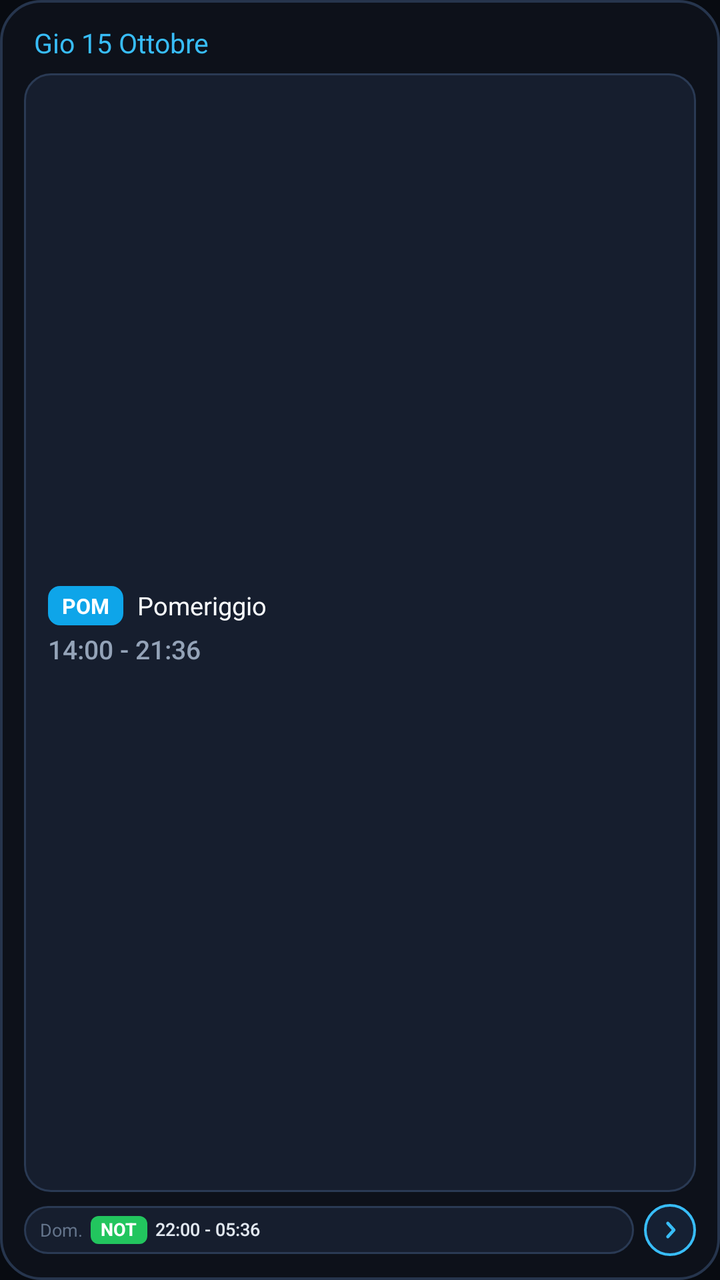
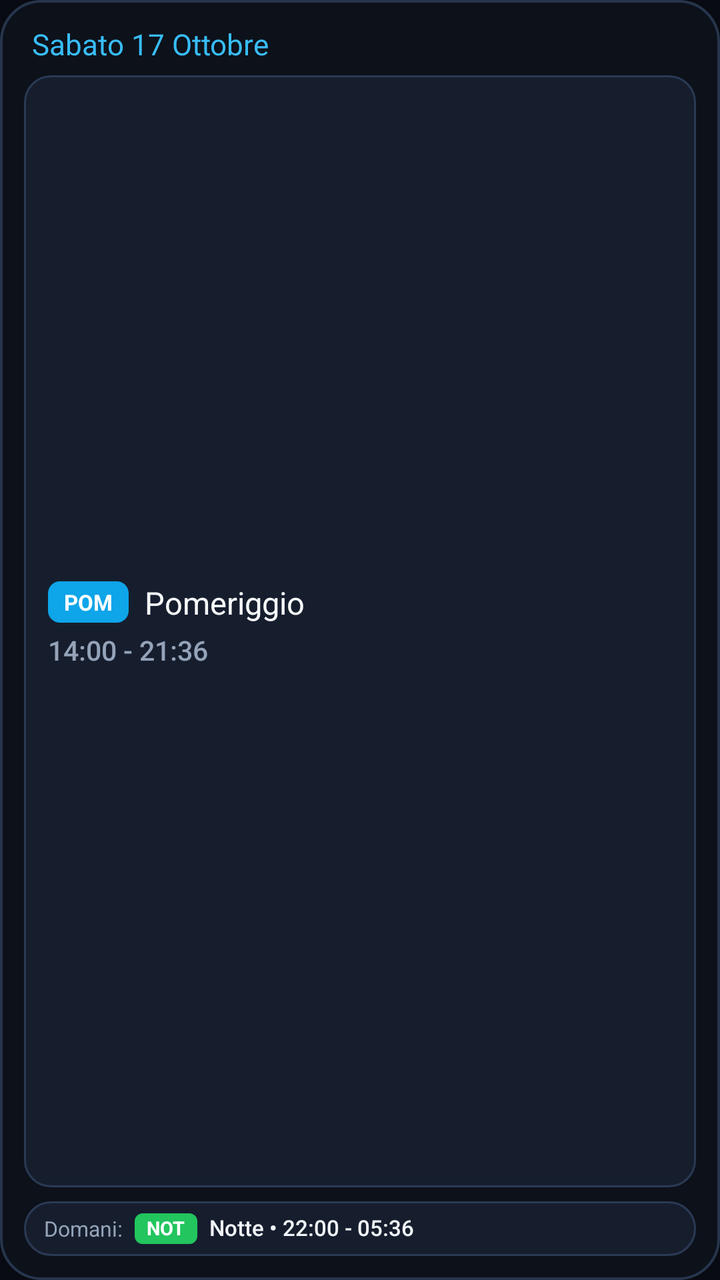

Before-and-after screenshots of an Android layout around one commit, followed by the original layout XML and the change that was made.
<!-- AndroidManifest.xml: application theme Theme.CalendarioTurni -->
<!-- res/layout/widget_today_tomorrow.xml -->
<?xml version="1.0" encoding="utf-8"?>
<LinearLayout xmlns:android="http://schemas.android.com/apk/res/android"
    android:id="@+id/widget_tt_root"
    android:layout_width="match_parent"
    android:layout_height="match_parent"
    android:background="@drawable/bg_widget_container"
    android:orientation="vertical"
    android:padding="12dp">

    
    <LinearLayout
        android:layout_width="match_parent"
        android:layout_height="wrap_content"
        android:gravity="center_vertical"
        android:orientation="horizontal"
        android:paddingStart="5dp"
        android:paddingEnd="5dp"
        android:paddingBottom="6dp">

        <TextView
            android:id="@+id/widget_tt_header_date"
            android:layout_width="match_parent"
            android:layout_height="wrap_content"
            android:ellipsize="end"
            android:fontFamily="sans-serif-bold"
            android:maxLines="1"
            android:text="Gio 15 Ottobre"
            android:textColor="#38BDF8"
            android:textSize="13.5sp" />
    </LinearLayout>

    
    <LinearLayout
        android:id="@+id/widget_tt_today_card"
        android:layout_width="match_parent"
        android:layout_height="0dp"
        android:layout_weight="1"
        android:background="@drawable/bg_widget_card"
        android:gravity="center_vertical"
        android:orientation="vertical"
        android:paddingStart="12dp"
        android:paddingTop="8dp"
        android:paddingEnd="12dp"
        android:paddingBottom="8dp">

        <LinearLayout
            android:layout_width="match_parent"
            android:layout_height="wrap_content"
            android:gravity="center_vertical"
            android:orientation="horizontal">

            <TextView
                android:id="@+id/widget_tt_code_pill"
                android:layout_width="wrap_content"
                android:layout_height="wrap_content"
                android:background="@drawable/bg_widget_badge"
                android:paddingStart="7dp"
                android:paddingTop="2.5dp"
                android:paddingEnd="7dp"
                android:paddingBottom="2.5dp"
                android:text="POM"
                android:textColor="#FFFFFF"
                android:textSize="10.5sp"
                android:textStyle="bold" />

            <TextView
                android:id="@+id/widget_tt_shift_name"
                android:layout_width="0dp"
                android:layout_height="wrap_content"
                android:layout_marginStart="7dp"
                android:layout_weight="1"
                android:ellipsize="end"
                android:fontFamily="sans-serif-bold"
                android:singleLine="true"
                android:maxLines="1"
                android:text="Pomeriggio"
                android:textColor="#F8FAFC"
                android:textSize="12.5sp" />
        </LinearLayout>

        <TextView
            android:id="@+id/widget_tt_shift_hours"
            android:layout_width="wrap_content"
            android:layout_height="wrap_content"
            android:layout_marginTop="3dp"
            android:fontFamily="sans-serif-medium"
            android:text="14:00 - 21:36"
            android:textColor="#94A3B8"
            android:textSize="13sp" />

        
        <LinearLayout
            android:id="@+id/widget_tt_extra_row"
            android:layout_width="match_parent"
            android:layout_height="wrap_content"
            android:layout_marginTop="6dp"
            android:gravity="center_vertical"
            android:orientation="horizontal">

            <TextView
                android:id="@+id/widget_tt_overtime_badge"
                android:layout_width="wrap_content"
                android:layout_height="wrap_content"
                android:layout_marginEnd="6dp"
                android:background="@drawable/bg_badge_amber"
                android:paddingStart="6dp"
                android:paddingTop="2dp"
                android:paddingEnd="6dp"
                android:paddingBottom="2dp"
                android:text="+2h Straordinario"
                android:textColor="#FFFFFF"
                android:textSize="10sp"
                android:textStyle="bold"
                android:visibility="gone" />

            <TextView
                android:id="@+id/widget_tt_oncall_badge"
                android:layout_width="wrap_content"
                android:layout_height="wrap_content"
                android:layout_marginEnd="6dp"
                android:background="@drawable/bg_badge_purple"
                android:paddingStart="6dp"
                android:paddingTop="2dp"
                android:paddingEnd="6dp"
                android:paddingBottom="2dp"
                android:text="🔔 Reperibile"
                android:textColor="#FFFFFF"
                android:textSize="10sp"
                android:textStyle="bold"
                android:visibility="gone" />

            <TextView
                android:id="@+id/widget_tt_trasferta_badge"
                android:layout_width="wrap_content"
                android:layout_height="wrap_content"
                android:background="@drawable/bg_badge_cyan"
                android:paddingStart="6dp"
                android:paddingTop="2dp"
                android:paddingEnd="6dp"
                android:paddingBottom="2dp"
                android:text="✈ Trasferta"
                android:textColor="#FFFFFF"
                android:textSize="10sp"
                android:textStyle="bold"
                android:visibility="gone" />
        </LinearLayout>

        
        <TextView
            android:id="@+id/widget_tt_notes"
            android:layout_width="match_parent"
            android:layout_height="wrap_content"
            android:layout_marginTop="5dp"
            android:ellipsize="end"
            android:fontFamily="sans-serif-medium"
            android:maxLines="2"
            android:textColor="#CBD5E1"
            android:textSize="10.5sp"
            android:visibility="gone" />
    </LinearLayout>

    
    <LinearLayout
        android:id="@+id/widget_tt_bottom_row"
        android:layout_width="match_parent"
        android:layout_height="wrap_content"
        android:layout_marginTop="6dp"
        android:gravity="center_vertical"
        android:orientation="horizontal">

        <LinearLayout
            android:id="@+id/widget_tt_tomorrow_card"
            android:layout_width="0dp"
            android:layout_height="wrap_content"
            android:layout_weight="1"
            android:background="@drawable/bg_widget_card"
            android:gravity="center_vertical"
            android:orientation="horizontal"
            android:paddingStart="8dp"
            android:paddingTop="5dp"
            android:paddingEnd="8dp"
            android:paddingBottom="5dp">

            <TextView
                android:id="@+id/widget_tt_tomorrow_label"
                android:layout_width="wrap_content"
                android:layout_height="wrap_content"
                android:fontFamily="sans-serif-bold"
                android:text="Dom."
                android:textColor="#64748B"
                android:textSize="9sp" />

            <TextView
                android:id="@+id/widget_tt_tomorrow_badge"
                android:layout_width="wrap_content"
                android:layout_height="wrap_content"
                android:layout_marginStart="4dp"
                android:background="@drawable/bg_badge_green"
                android:paddingStart="5dp"
                android:paddingTop="1.5dp"
                android:paddingEnd="5dp"
                android:paddingBottom="1.5dp"
                android:singleLine="true"
                android:maxLines="1"
                android:includeFontPadding="false"
                android:text="NOT"
                android:textColor="#FFFFFF"
                android:textSize="9sp"
                android:textStyle="bold" />

            <TextView
                android:id="@+id/widget_tt_tomorrow_shift"
                android:layout_width="0dp"
                android:layout_height="wrap_content"
                android:layout_marginStart="4dp"
                android:layout_weight="1"
                android:ellipsize="end"
                android:fontFamily="sans-serif-medium"
                android:includeFontPadding="false"
                android:singleLine="true"
                android:maxLines="1"
                android:text="22:00 - 05:36"
                android:textColor="#E2E8F0"
                android:textSize="9sp" />
        </LinearLayout>

        
        <ImageView
            android:id="@+id/btn_tt_prev"
            android:layout_width="26dp"
            android:layout_height="26dp"
            android:layout_marginStart="5dp"
            android:background="@drawable/bg_widget_nav_btn"
            android:padding="5.5dp"
            android:scaleType="centerInside"
            android:src="@drawable/ic_widget_chevron_left"
            android:visibility="gone" />

        <ImageView
            android:id="@+id/btn_tt_next"
            android:layout_width="26dp"
            android:layout_height="26dp"
            android:layout_marginStart="5dp"
            android:background="@drawable/bg_widget_nav_btn"
            android:padding="5.5dp"
            android:scaleType="centerInside"
            android:src="@drawable/ic_widget_chevron_right" />
    </LinearLayout>

</LinearLayout>
<!-- resources referenced by this layout -->
<resources>
  <!-- drawable bg_badge_amber (drawable) -->
  ﻿<?xml version="1.0" encoding="utf-8"?>
  <shape xmlns:android="http://schemas.android.com/apk/res/android"
      android:shape="rectangle">
      <solid android:color="#F59E0B" />
      <corners android:radius="4dp" />
  </shape>
  <!-- drawable bg_badge_cyan (drawable) -->
  ﻿<?xml version="1.0" encoding="utf-8"?>
  <shape xmlns:android="http://schemas.android.com/apk/res/android"
      android:shape="rectangle">
      <solid android:color="#06B6D4" />
      <corners android:radius="4dp" />
  </shape>
  <!-- drawable bg_badge_green (drawable) -->
  ﻿<?xml version="1.0" encoding="utf-8"?>
  <shape xmlns:android="http://schemas.android.com/apk/res/android"
      android:shape="rectangle">
      <solid android:color="#22C55E" />
      <corners android:radius="4dp" />
  </shape>
  <!-- drawable bg_badge_purple (drawable) -->
  <?xml version="1.0" encoding="utf-8"?>
  <shape xmlns:android="http://schemas.android.com/apk/res/android"
      android:shape="rectangle">
      <solid android:color="#8B5CF6" />
      <corners android:radius="4dp" />
  </shape>
  <!-- drawable bg_widget_badge (drawable) -->
  <?xml version="1.0" encoding="utf-8"?>
  <shape xmlns:android="http://schemas.android.com/apk/res/android"
      android:shape="rectangle">
      <solid android:color="#0EA5E9" />
      <corners android:radius="6dp" />
  </shape>
  <!-- drawable bg_widget_card (drawable) -->
  <?xml version="1.0" encoding="utf-8"?>
  <shape xmlns:android="http://schemas.android.com/apk/res/android"
      android:shape="rectangle">
      <solid android:color="#161E2E" />
      <corners android:radius="13dp" />
      <stroke
          android:width="1dp"
          android:color="#2A3A54" />
  </shape>
  <!-- drawable bg_widget_container (drawable) -->
  <?xml version="1.0" encoding="utf-8"?>
  <shape xmlns:android="http://schemas.android.com/apk/res/android"
      android:shape="rectangle">
      <solid android:color="#0D111A" />
      <corners android:radius="20dp" />
      <stroke
          android:width="1.2dp"
          android:color="#26354D" />
  </shape>
  <!-- drawable bg_widget_nav_btn (drawable) -->
  <?xml version="1.0" encoding="utf-8"?>
  <shape xmlns:android="http://schemas.android.com/apk/res/android"
      android:shape="oval">
      <solid android:color="#152033" />
      <stroke
          android:width="1.2dp"
          android:color="#38BDF8" />
  </shape>
  <!-- drawable ic_widget_chevron_left (drawable) -->
  <?xml version="1.0" encoding="utf-8"?>
  <vector xmlns:android="http://schemas.android.com/apk/res/android"
      android:width="24dp"
      android:height="24dp"
      android:viewportWidth="24"
      android:viewportHeight="24">
      <path
          android:fillColor="#00000000"
          android:strokeColor="#38BDF8"
          android:strokeWidth="2.6"
          android:strokeLineCap="round"
          android:strokeLineJoin="round"
          android:pathData="M 13.8, 6.5 L 8.8, 12.0 L 13.8, 17.5" />
  </vector>
  <!-- drawable ic_widget_chevron_right (drawable) -->
  <?xml version="1.0" encoding="utf-8"?>
  <vector xmlns:android="http://schemas.android.com/apk/res/android"
      android:width="24dp"
      android:height="24dp"
      android:viewportWidth="24"
      android:viewportHeight="24">
      <path
          android:fillColor="#00000000"
          android:strokeColor="#38BDF8"
          android:strokeWidth="2.6"
          android:strokeLineCap="round"
          android:strokeLineJoin="round"
          android:pathData="M 10.2, 6.5 L 15.2, 12.0 L 10.2, 17.5" />
  </vector>
  <style name="Theme.CalendarioTurni" parent="android:Theme.Material.NoActionBar">
          <item name="android:statusBarColor">#080B11</item>
          <item name="android:navigationBarColor">#080B11</item>
          <item name="android:windowBackground">#080B11</item>
      </style>
</resources>

<!-- the commit's change to res/layout/widget_today_tomorrow.xml (unified diff, before → after) -->
@@ -13,20 +13,19 @@
         android:layout_height="wrap_content"
         android:gravity="center_vertical"
         android:orientation="horizontal"
-        android:paddingStart="5dp"
-        android:paddingEnd="5dp"
+        android:paddingStart="4dp"
+        android:paddingEnd="4dp"
         android:paddingBottom="6dp">
 
         <TextView
             android:id="@+id/widget_tt_header_date"
             android:layout_width="match_parent"
             android:layout_height="wrap_content"
-            android:ellipsize="end"
             android:fontFamily="sans-serif-bold"
-            android:maxLines="1"
-            android:text="Gio 15 Ottobre"
+            android:singleLine="true"
+            android:text="Sabato 17 Ottobre"
             android:textColor="#38BDF8"
-            android:textSize="13.5sp" />
+            android:textSize="14.5sp" />
     </LinearLayout>
 
     
@@ -39,9 +38,9 @@
         android:gravity="center_vertical"
         android:orientation="vertical"
         android:paddingStart="12dp"
-        android:paddingTop="8dp"
+        android:paddingTop="9dp"
         android:paddingEnd="12dp"
-        android:paddingBottom="8dp">
+        android:paddingBottom="9dp">
 
         <LinearLayout
             android:layout_width="match_parent"
@@ -54,39 +53,72 @@
                 android:layout_width="wrap_content"
                 android:layout_height="wrap_content"
                 android:background="@drawable/bg_widget_badge"
-                android:paddingStart="7dp"
-                android:paddingTop="2.5dp"
-                android:paddingEnd="7dp"
-                android:paddingBottom="2.5dp"
+                android:paddingStart="8dp"
+                android:paddingTop="3dp"
+                android:paddingEnd="8dp"
+                android:paddingBottom="3dp"
                 android:text="POM"
                 android:textColor="#FFFFFF"
-                android:textSize="10.5sp"
+                android:textSize="11sp"
                 android:textStyle="bold" />
 
             <TextView
                 android:id="@+id/widget_tt_shift_name"
                 android:layout_width="0dp"
                 android:layout_height="wrap_content"
-                android:layout_marginStart="7dp"
+                android:layout_marginStart="8dp"
                 android:layout_weight="1"
                 android:ellipsize="end"
                 android:fontFamily="sans-serif-bold"
                 android:singleLine="true"
-                android:maxLines="1"
                 android:text="Pomeriggio"
                 android:textColor="#F8FAFC"
-                android:textSize="12.5sp" />
+                android:textSize="15.5sp" />
+
+            
+            <LinearLayout
+                android:id="@+id/widget_tt_dots"
+                android:layout_width="wrap_content"
+                android:layout_height="wrap_content"
+                android:layout_marginStart="6dp"
+                android:gravity="center_vertical"
+                android:orientation="horizontal"
+                android:visibility="gone">
+
+                <ImageView
+                    android:id="@+id/widget_tt_dot_1"
+                    android:layout_width="5dp"
+                    android:layout_height="5dp"
+                    android:layout_marginEnd="2dp"
+                    android:src="@drawable/bg_widget_dot"
+                    android:visibility="gone" />
+
+                <ImageView
+                    android:id="@+id/widget_tt_dot_2"
+                    android:layout_width="5dp"
+                    android:layout_height="5dp"
+                    android:layout_marginEnd="2dp"
+                    android:src="@drawable/bg_widget_dot"
+                    android:visibility="gone" />
+
+                <ImageView
+                    android:id="@+id/widget_tt_dot_3"
+                    android:layout_width="5dp"
+                    android:layout_height="5dp"
+                    android:src="@drawable/bg_widget_dot"
+                    android:visibility="gone" />
+            </LinearLayout>
         </LinearLayout>
 
         <TextView
             android:id="@+id/widget_tt_shift_hours"
             android:layout_width="wrap_content"
             android:layout_height="wrap_content"
-            android:layout_marginTop="3dp"
+            android:layout_marginTop="4dp"
             android:fontFamily="sans-serif-medium"
             android:text="14:00 - 21:36"
             android:textColor="#94A3B8"
-            android:textSize="13sp" />
+            android:textSize="13.5sp" />
 
         
         <LinearLayout
@@ -103,9 +135,9 @@
                 android:layout_height="wrap_content"
                 android:layout_marginEnd="6dp"
                 android:background="@drawable/bg_badge_amber"
-                android:paddingStart="6dp"
+                android:paddingStart="7dp"
                 android:paddingTop="2dp"
-                android:paddingEnd="6dp"
+                android:paddingEnd="7dp"
                 android:paddingBottom="2dp"
                 android:text="+2h Straordinario"
                 android:textColor="#FFFFFF"
@@ -119,9 +151,9 @@
                 android:layout_height="wrap_content"
                 android:layout_marginEnd="6dp"
                 android:background="@drawable/bg_badge_purple"
-                android:paddingStart="6dp"
+                android:paddingStart="7dp"
                 android:paddingTop="2dp"
-                android:paddingEnd="6dp"
+                android:paddingEnd="7dp"
                 android:paddingBottom="2dp"
                 android:text="🔔 Reperibile"
                 android:textColor="#FFFFFF"
@@ -133,10 +165,10 @@
                 android:id="@+id/widget_tt_trasferta_badge"
                 android:layout_width="wrap_content"
                 android:layout_height="wrap_content"
-                android:background="@drawable/bg_badge_cyan"
-                android:paddingStart="6dp"
+                android:background="@drawable/bg_badge_emerald"
+                android:paddingStart="7dp"
                 android:paddingTop="2dp"
-                android:paddingEnd="6dp"
+                android:paddingEnd="7dp"
                 android:paddingBottom="2dp"
                 android:text="✈ Trasferta"
                 android:textColor="#FFFFFF"
@@ -161,90 +193,59 @@
 
     
     <LinearLayout
-        android:id="@+id/widget_tt_bottom_row"
+        android:id="@+id/widget_tt_tomorrow_card"
         android:layout_width="match_parent"
         android:layout_height="wrap_content"
-        android:layout_marginTop="6dp"
+        android:layout_marginTop="7dp"
+        android:background="@drawable/bg_widget_card"
         android:gravity="center_vertical"
-        android:orientation="horizontal">
-
-        <LinearLayout
-            android:id="@+id/widget_tt_tomorrow_card"
+        android:orientation="horizontal"
+        android:paddingStart="10dp"
+        android:paddingTop="6dp"
+        android:paddingEnd="10dp"
+        android:paddingBottom="6dp">
+
+        <TextView
+            android:id="@+id/widget_tt_tomorrow_label"
+            android:layout_width="wrap_content"
+            android:layout_height="wrap_content"
+            android:fontFamily="sans-serif-bold"
+            android:text="Domani:"
+            android:textColor="#94A3B8"
+            android:textSize="10.5sp" />
+
+        <TextView
+            android:id="@+id/widget_tt_tomorrow_badge"
+            android:layout_width="wrap_content"
+            android:layout_height="wrap_content"
+            android:layout_marginStart="6dp"
+            android:background="@drawable/bg_badge_green"
+            android:includeFontPadding="false"
+            android:maxLines="1"
+            android:paddingStart="6dp"
+            android:paddingTop="2dp"
+            android:paddingEnd="6dp"
+            android:paddingBottom="2dp"
+            android:singleLine="true"
+            android:text="NOT"
+            android:textColor="#FFFFFF"
+            android:textSize="9.5sp"
+            android:textStyle="bold" />
+
+        <TextView
+            android:id="@+id/widget_tt_tomorrow_shift"
             android:layout_width="0dp"
             android:layout_height="wrap_content"
+            android:layout_marginStart="6dp"
             android:layout_weight="1"
-            android:background="@drawable/bg_widget_card"
-            android:gravity="center_vertical"
-            android:orientation="horizontal"
-            android:paddingStart="8dp"
-            android:paddingTop="5dp"
-            android:paddingEnd="8dp"
-            android:paddingBottom="5dp">
-
-            <TextView
-                android:id="@+id/widget_tt_tomorrow_label"
-                android:layout_width="wrap_content"
-                android:layout_height="wrap_content"
-                android:fontFamily="sans-serif-bold"
-                android:text="Dom."
-                android:textColor="#64748B"
-                android:textSize="9sp" />
-
-            <TextView
-                android:id="@+id/widget_tt_tomorrow_badge"
-                android:layout_width="wrap_content"
-                android:layout_height="wrap_content"
-                android:layout_marginStart="4dp"
-                android:background="@drawable/bg_badge_green"
-                android:paddingStart="5dp"
-                android:paddingTop="1.5dp"
-                android:paddingEnd="5dp"
-                android:paddingBottom="1.5dp"
-                android:singleLine="true"
-                android:maxLines="1"
-                android:includeFontPadding="false"
-                android:text="NOT"
-                android:textColor="#FFFFFF"
-                android:textSize="9sp"
-                android:textStyle="bold" />
-
-            <TextView
-                android:id="@+id/widget_tt_tomorrow_shift"
-                android:layout_width="0dp"
-                android:layout_height="wrap_content"
-                android:layout_marginStart="4dp"
-                android:layout_weight="1"
-                android:ellipsize="end"
-                android:fontFamily="sans-serif-medium"
-                android:includeFontPadding="false"
-                android:singleLine="true"
-                android:maxLines="1"
-                android:text="22:00 - 05:36"
-                android:textColor="#E2E8F0"
-                android:textSize="9sp" />
-        </LinearLayout>
-
-        
-        <ImageView
-            android:id="@+id/btn_tt_prev"
-            android:layout_width="26dp"
-            android:layout_height="26dp"
-            android:layout_marginStart="5dp"
-            android:background="@drawable/bg_widget_nav_btn"
-            android:padding="5.5dp"
-            android:scaleType="centerInside"
-            android:src="@drawable/ic_widget_chevron_left"
-            android:visibility="gone" />
-
-        <ImageView
-            android:id="@+id/btn_tt_next"
-            android:layout_width="26dp"
-            android:layout_height="26dp"
-            android:layout_marginStart="5dp"
-            android:background="@drawable/bg_widget_nav_btn"
-            android:padding="5.5dp"
-            android:scaleType="centerInside"
-            android:src="@drawable/ic_widget_chevron_right" />
+            android:ellipsize="end"
+            android:fontFamily="sans-serif-medium"
+            android:includeFontPadding="false"
+            android:maxLines="1"
+            android:singleLine="true"
+            android:text="Notte • 22:00 - 05:36"
+            android:textColor="#F1F5F9"
+            android:textSize="11sp" />
     </LinearLayout>
 
 </LinearLayout>
<!-- resource entries referenced after the edit -->
@@ -7,11 +7,11 @@
       <solid android:color="#F59E0B" />
       <corners android:radius="4dp" />
   </shape>
-  <!-- drawable bg_badge_cyan (drawable) -->
+  <!-- drawable bg_badge_emerald (drawable) -->
   ﻿<?xml version="1.0" encoding="utf-8"?>
   <shape xmlns:android="http://schemas.android.com/apk/res/android"
       android:shape="rectangle">
-      <solid android:color="#06B6D4" />
+      <solid android:color="#10B981" />
       <corners android:radius="4dp" />
   </shape>
   <!-- drawable bg_badge_green (drawable) -->
@@ -55,45 +55,15 @@
           android:width="1.2dp"
           android:color="#26354D" />
   </shape>
-  <!-- drawable bg_widget_nav_btn (drawable) -->
+  <!-- drawable bg_widget_dot (drawable) -->
   <?xml version="1.0" encoding="utf-8"?>
   <shape xmlns:android="http://schemas.android.com/apk/res/android"
       android:shape="oval">
-      <solid android:color="#152033" />
-      <stroke
-          android:width="1.2dp"
-          android:color="#38BDF8" />
+      <solid android:color="#FFFFFF" />
+      <size
+          android:width="4.5dp"
+          android:height="4.5dp" />
   </shape>
-  <!-- drawable ic_widget_chevron_left (drawable) -->
-  <?xml version="1.0" encoding="utf-8"?>
-  <vector xmlns:android="http://schemas.android.com/apk/res/android"
-      android:width="24dp"
-      android:height="24dp"
-      android:viewportWidth="24"
-      android:viewportHeight="24">
-      <path
-          android:fillColor="#00000000"
-          android:strokeColor="#38BDF8"
-          android:strokeWidth="2.6"
-          android:strokeLineCap="round"
-          android:strokeLineJoin="round"
-          android:pathData="M 13.8, 6.5 L 8.8, 12.0 L 13.8, 17.5" />
-  </vector>
-  <!-- drawable ic_widget_chevron_right (drawable) -->
-  <?xml version="1.0" encoding="utf-8"?>
-  <vector xmlns:android="http://schemas.android.com/apk/res/android"
-      android:width="24dp"
-      android:height="24dp"
-      android:viewportWidth="24"
-      android:viewportHeight="24">
-      <path
-          android:fillColor="#00000000"
-          android:strokeColor="#38BDF8"
-          android:strokeWidth="2.6"
-          android:strokeLineCap="round"
-          android:strokeLineJoin="round"
-          android:pathData="M 10.2, 6.5 L 15.2, 12.0 L 10.2, 17.5" />
-  </vector>
   <style name="Theme.CalendarioTurni" parent="android:Theme.Material.NoActionBar">
           <item name="android:statusBarColor">#080B11</item>
           <item name="android:navigationBarColor">#080B11</item>
